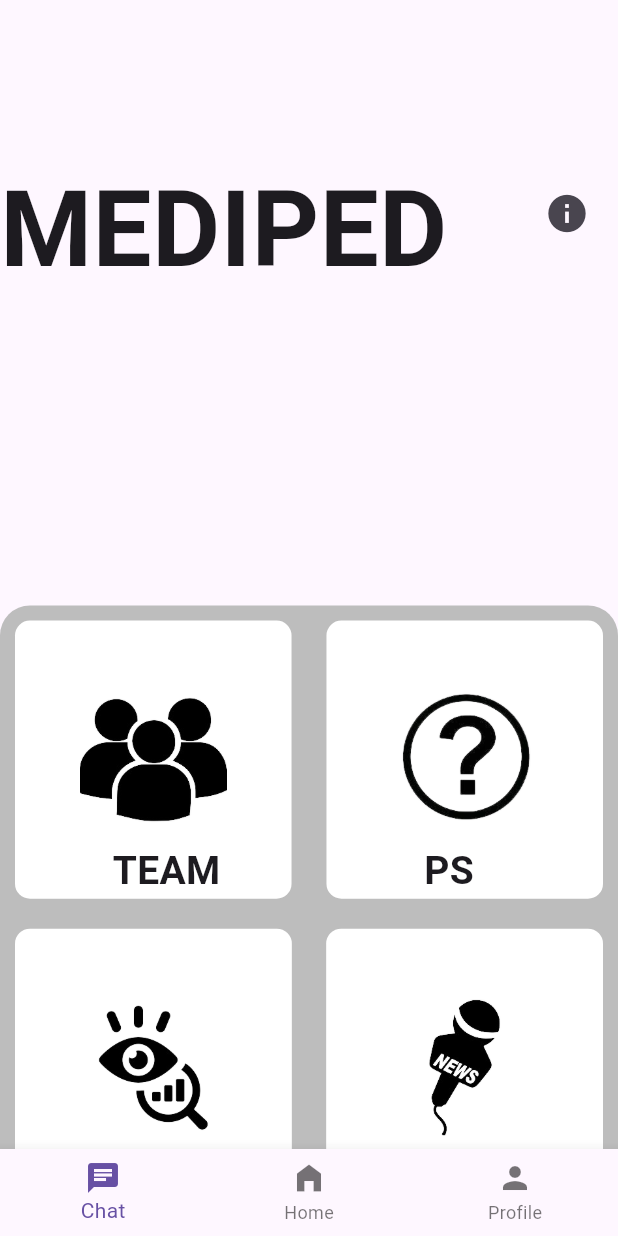
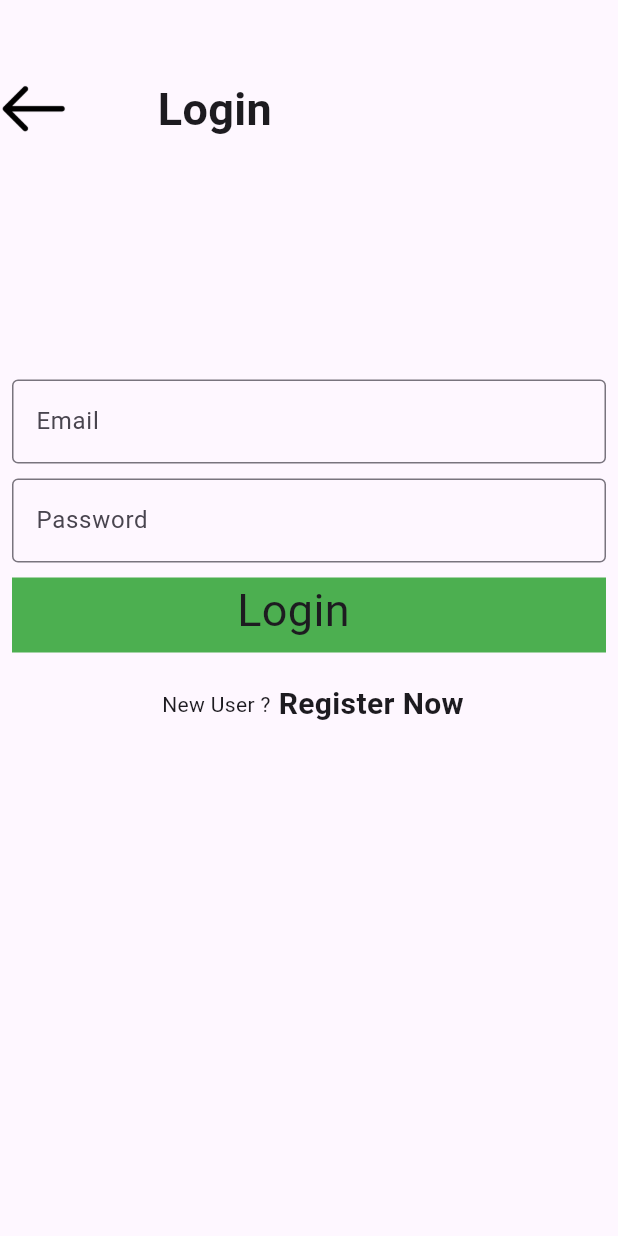
Before and after one commit to alok00007/mediped, a Flutter app: the screen it shows after launch, on a phone screen of 412 x 824 dp. Run offline on Flutter 3.47's test engine with Material 3 defaults, Android fonts, the light colour scheme and no system bars; our stand-ins replace cloud_firestore, firebase_auth, firebase_core; accounts and stored records are empty.

Commit message:
1. state management included 2.interface with firestore 3.login page include

```diff
--- a/lib/auth/auth_login.dart
+++ b/lib/auth/auth_login.dart
@@ -0,0 +1,54 @@
+
+
+import 'package:firebase_auth/firebase_auth.dart';
+import 'package:flutter/cupertino.dart';
+import 'package:cloud_firestore/cloud_firestore.dart';
+
+class AuthService extends ChangeNotifier{
+  final FirebaseAuth _firebaseAuth=FirebaseAuth.instance;
+  //instance of firestore
+  final FirebaseFirestore _firestore=FirebaseFirestore.instance;
+
+///for signin
+  Future<UserCredential> signInWithEmail (
+      String email, String password
+      ) async{
+    try{
+      UserCredential userCredential=await _firebaseAuth.signInWithEmailAndPassword(email: email, password: password);
+
+      //add new document for user in user collection if it doesnot already exists
+      _firestore.collection('users').doc(userCredential.user!.uid).set({
+        'uid':userCredential.user!.uid,
+        'email':email
+      },SetOptions(merge: true)
+      );
+      return userCredential;
+    }
+    on FirebaseAuthException catch(e){
+      throw Exception(e.code);
+    }
+  }
+  ///for signout
+   Future<void> signOut() async{
+    return await FirebaseAuth.instance.signOut();
+   }
+
+   /// signup for new user
+    Future<UserCredential> signUpWithEmail
+    (String email, password) async{
+    try{
+      UserCredential userCredential=await _firebaseAuth.createUserWithEmailAndPassword(email: email, password: password);
+      /// after creating the user, create the new documents
+      _firestore.collection('users').doc(userCredential.user!.uid).set({
+        'uid':userCredential.user!.uid,
+        'email':email
+      });
+      print("sucessfully added new documents");
+      return userCredential;
+    }on FirebaseException catch (e){
+      throw Exception(e.code);
+    }
+  }
+
+
+}
--- /dev/null
+++ b/lib/login/loginCheck.dart
@@ -0,0 +1,24 @@
+import 'package:flutter/material.dart';
+import 'package:firebase_auth/firebase_auth.dart';
+import 'package:mediped/home/dashboard.dart';
+import 'package:mediped/login/loginScreen.dart';
+class LoginCheck extends StatelessWidget {
+  const LoginCheck({super.key});
+
+  @override
+  Widget build(BuildContext context) {
+    return Scaffold(
+      body:StreamBuilder(stream: FirebaseAuth.instance.authStateChanges(), builder: (context,snapshot){
+        if(snapshot.hasData){
+          print("user is already login");
+          return Dashboard();
+        }
+        else
+          {
+            print("user is not login");
+            return LoginScreen();
+          }
+      })
+    );
+  }
+}
--- /dev/null
+++ b/lib/login/loginScreen.dart
@@ -0,0 +1,144 @@
+import 'package:flutter/material.dart';
+import 'package:mediped/auth/auth_login.dart';
+import 'package:mediped/home/dashboard.dart';
+import 'package:firebase_auth/firebase_auth.dart';
+import 'package:mediped/login/signUp.dart';
+import 'package:provider/provider.dart';
+
+class LoginScreen extends StatefulWidget {
+  const LoginScreen({super.key});
+
+  @override
+  State<LoginScreen> createState() => _LoginScreenState();
+}
+TextEditingController emailC = TextEditingController();
+TextEditingController passwordC = TextEditingController();
+
+class _LoginScreenState extends State<LoginScreen> {
+  void login() async
+  {
+    print("email id is:${emailC.text.toString()}");
+    final authService=Provider.of<AuthService>(context,listen: false);
+    try{
+      await authService.signInWithEmail(emailC.text, passwordC.text);
+      Navigator.pushReplacement (
+        context,
+        MaterialPageRoute(builder: (context) => Dashboard() ),
+      );
+    }catch(e){
+      ScaffoldMessenger.of(context).showSnackBar(SnackBar(content:Text("ERROR:${e.toString()}")));
+    }
+  }
+  @override
+  Widget build(BuildContext context) {
+    return Scaffold(
+      body: Column(
+        children: [
+          SizedBox(height:50),
+          Positioned(
+              right:0
+              ,child: Row(
+            children: [
+              GestureDetector(
+                onTap: (){
+                  Navigator.of(context).pop();
+                },child:  Image.asset("assets/images/back.png",scale: 5,),
+              ),
+              SizedBox(width: 60,),
+              Text("Login",style: TextStyle(fontWeight: FontWeight.bold,fontSize: 30),),
+
+
+            ],
+          )),
+          SizedBox(height: 150,),
+          Padding(
+            padding: const EdgeInsets.all(8.0),
+            child: Container(height: 300,width: double.infinity,
+
+            decoration: BoxDecoration(/*color: Colors.blueGrey,*/borderRadius: BorderRadius.circular(20)),
+            child: Column(
+              children: [
+              TextFormField(
+              controller: emailC,
+              keyboardType: TextInputType.emailAddress,
+              decoration: InputDecoration(
+                hintText: "your email id",
+                labelText: 'Email',
+                border: OutlineInputBorder(),
+              ),
+              validator: (value) {
+                if (value == null || value.isEmpty) {
+                  return 'Please enter your email';
+                }
+                // You can add more validation logic here if needed
+                return null;
+              },
+            ),
+                SizedBox(height: 10,),
+                TextFormField(
+                  controller: passwordC,
+                  keyboardType: TextInputType.emailAddress,
+                  decoration: InputDecoration(
+                    hintText: "your password",
+                    labelText: 'Password',
+                    border: OutlineInputBorder(),
+                  ),
+                  validator: (value) {
+                    if (value == null || value.isEmpty) {
+                      return 'Please enter your password';
+                    }
+                    // You can add more validation logic here if needed
+                    return null;
+                  },
+                ),
+                SizedBox(height: 10,),
+                GestureDetector(
+                  onTap: (){
+                    setState(() {
+                      login();
+                    });
+
+
+
+                    emailC.clear();
+                    passwordC.clear();
+                    },
+                  child: Stack(
+                    children: [
+
+                       Container(width: double.infinity,height: 50,color: Colors.green
+                          ,
+
+                        ),
+
+                      Positioned(left: 150 ,child: Text("Login",style: TextStyle(fontSize: 30),))
+                    ],
+                  ),
+                ),
+                SizedBox(height: 20,),
+
+                GestureDetector(
+                onTap: (){
+                  Navigator.push (
+                    context,
+                    MaterialPageRoute(builder: (context) => SignUp() ),
+                  );
+                }
+                ,child: Row(
+                  children: [
+                    SizedBox(width:100),
+                    Text("New User ?"),
+                    Text(" Register Now",style: TextStyle(fontSize: 20,fontWeight: FontWeight.w600),),
+                  ],
+                ))
+              ],
+            ),
+
+            ),
+          )
+
+        ],
+      ),
+    );
+  }
+}
--- a/lib/screen/predict/predict.dart
+++ b/lib/screen/predict/predict.dart
@@ -17,7 +17,7 @@ class _FlowerClassificationState extends State<FlowerClassification> {
   String prediction = '';
 
   Future<void> predictFlower() async {
-    var url = Uri.parse('http://10.0.2.2:5000/predict');
+    var url = Uri.parse('http://127.0.0.1:5000/predict');
     var response = await http.post(url, body: {
       'Sepal_Length': sepalLengthController.text,
       'Sepal_Width': sepalWidthController.text,
--- a/pubspec.yaml
+++ b/pubspec.yaml
@@ -47,6 +47,10 @@ dev_dependencies:
   # rules and activating additional ones.
   flutter_lints: ^2.0.0
   http: ^1.1.2
+  firebase_core: ^2.25.0
+  firebase_auth: ^4.17.0
+  provider: ^6.1.0
+  cloud_firestore: ^4.15.0
 
 # For information on the generic Dart part of this file, see the
 # following page: https://dart.dev/tools/pub/pubspec
```
Also changed, not shown: lib/login/logout.dart (added, +67 -0 lines), lib/login/signUp.dart (added, +109 -0 lines), lib/main.dart (+33 -7 lines), lib/model/message.dart (added, +27 -0 lines), lib/screen/chat/chatPage.dart (added, +82 -0 lines), lib/screen/chat/chatService.dart (added, +43 -0 lines), lib/screen/profile/profile.dart (+28 -1 lines), lib/auth/chatService.dart (added), pubspec.lock, 6 other files.
